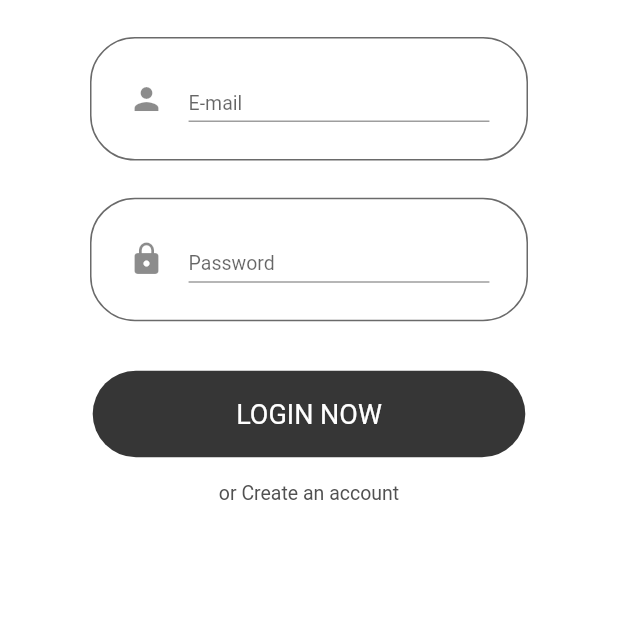
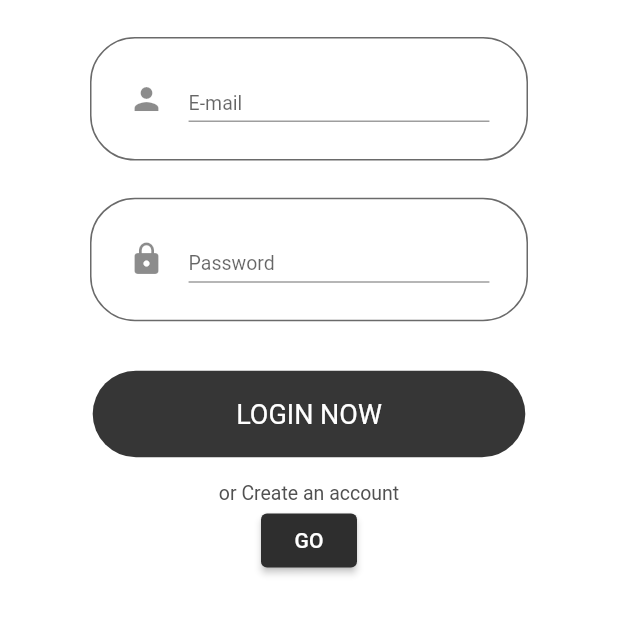
Before and after one commit to busrakanbur/flutter-shopping-app, a Flutter app: the screen it shows after launch, on a phone screen of 412 x 824 dp, the part 499-1134 px from its top. Run offline on Flutter 3.47's test engine with Material 2 defaults, Android fonts, the phone set to English and light mode, and no system bars; our stand-ins replace get, sizer.

```diff
--- a/lib/app/modules/auth pages/views/login_view.dart
+++ b/lib/app/modules/auth pages/views/login_view.dart
@@ -29,7 +29,12 @@ class LoginView extends GetView<AuthController> {
                         () => passwordTextFormField(),
                       ),
                       loginButton(),
-                      orCreateAccountText()
+                      orCreateAccountText(),
+                      ElevatedButton(
+                          onPressed: () {
+                            Get.toNamed("/like");
+                          },
+                          child: const Text("GO"))
                     ])))),
       ),
     );
```
